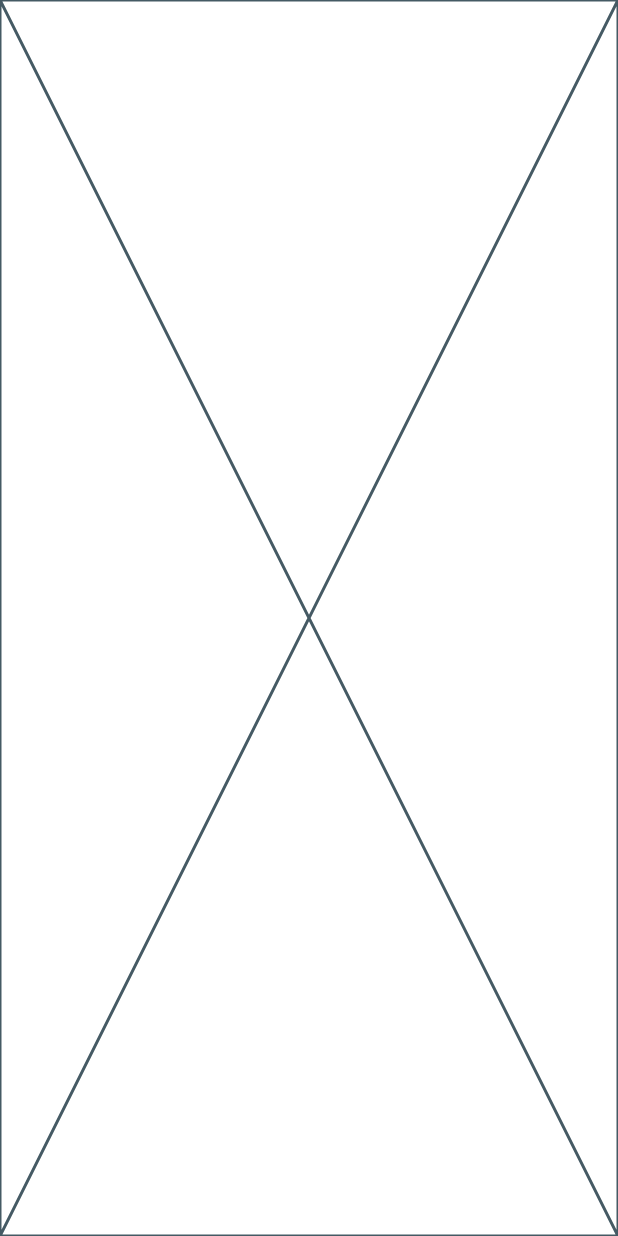
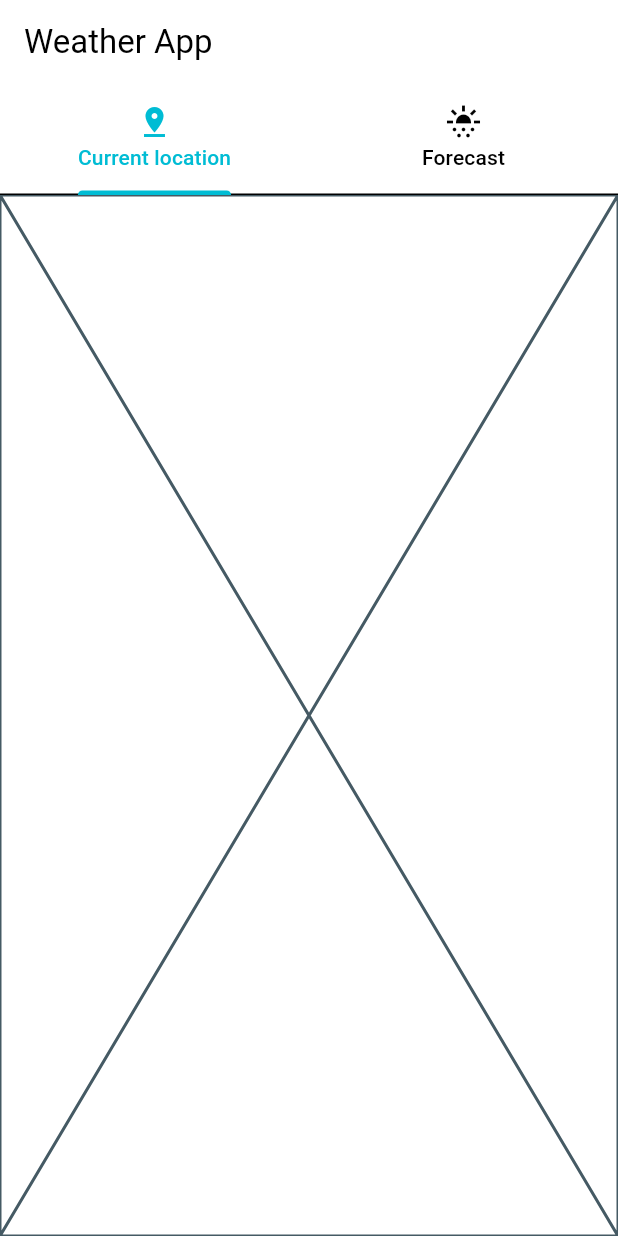
Before and after one commit to 0xfbravo/flutter-warmup, a Flutter app: the screen it shows after launch, on a phone screen of 412 x 824 dp. Run offline on Flutter 3.47's test engine with Material 2 defaults, Android fonts, the phone set to English and light mode, and no system bars; our stand-ins replace get, get_it.

```diff
--- a/weather_app/lib/app.dart
+++ b/weather_app/lib/app.dart
@@ -1,4 +1,7 @@
 import 'package:flutter/material.dart';
+import 'package:get/get.dart';
+import 'package:weather_app/features/current_location/presentation/view.dart';
+import 'package:weather_app/features/saved_location_forecast/presentation/view.dart';
 
 class WeatherApp extends StatefulWidget {
   const WeatherApp({super.key});
@@ -10,6 +13,40 @@ class WeatherApp extends StatefulWidget {
 class _WeatherAppState extends State<WeatherApp> {
   @override
   Widget build(BuildContext context) {
-    return const Placeholder();
+    return GetMaterialApp(
+      title: 'Weather App',
+      theme: ThemeData(
+        useMaterial3: true,
+        colorScheme: ColorScheme.fromSwatch(
+          primarySwatch: Colors.cyan,
+        ),
+      ),
+      home: DefaultTabController(
+        length: 2,
+        child: Scaffold(
+          appBar: AppBar(
+            title: const Text('Weather App'),
+            bottom: const TabBar(
+              tabs: <Widget>[
+                Tab(
+                  icon: Icon(Icons.pin_drop),
+                  text: 'Current location',
+                ),
+                Tab(
+                  icon: Icon(Icons.sunny_snowing),
+                  text: 'Forecast',
+                ),
+              ],
+            ),
+          ),
+          body: const TabBarView(
+            children: <Widget>[
+              CurrentLocationWeatherView(),
+              SavedLocationForecastView(),
+            ],
+          ),
+        ),
+      ),
+    );
   }
 }
--- a/weather_app/pubspec.yaml
+++ b/weather_app/pubspec.yaml
@@ -14,6 +14,9 @@ dependencies:
 
   # Feature dependencies
   get_it: ^7.6.0
+  get: ^4.6.5
+  bloc: ^8.1.2
+  flutter_bloc: ^8.1.3
 
 dev_dependencies:
   flutter_test:
```
